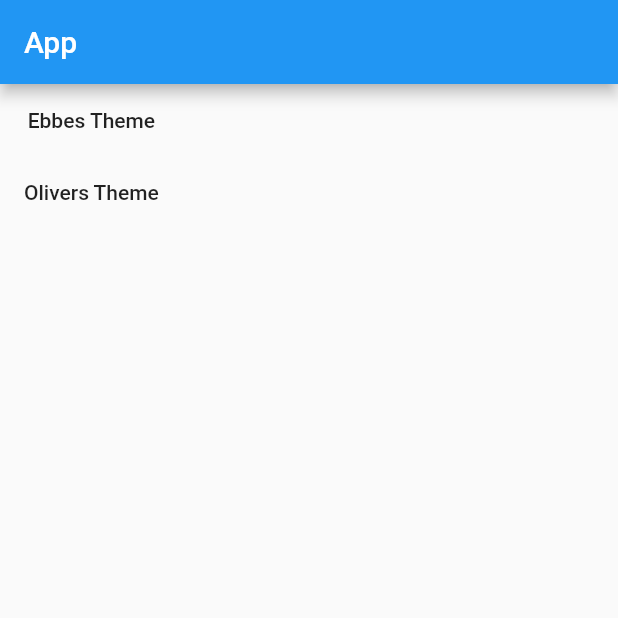
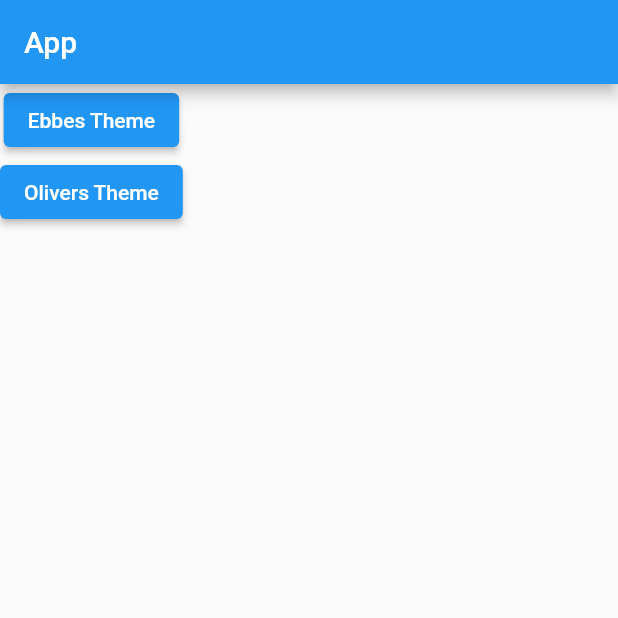
Before and after one commit to ebbearildsson/app, a Flutter app: the screen it shows after launch, on a phone screen of 412 x 824 dp, the top half of it. Run offline on Flutter 3.47's test engine with Material 2 defaults, Android fonts, the phone set to English and light mode, and no system bars.

Commit message:
🚀 Theme picker

```diff
--- a/lib/main.dart
+++ b/lib/main.dart
@@ -2,42 +2,27 @@ import 'package:app/EbbeUI.dart';
 import 'package:app/OliverUI.dart';
 import 'package:flutter/material.dart';
 
-void main() => runApp(const MyApp());
+void main() => runApp(const MaterialApp(home: App()));
 
-class MyApp extends StatelessWidget {
-  const MyApp({super.key});
+class App extends StatelessWidget {
+  const App({super.key});
 
   @override
   Widget build(BuildContext context) {
-    return MaterialApp(
-      title: 'App',
-      home: Scaffold(
-        appBar: AppBar(
-          title: const Text('App'),
-        ),
+    return Scaffold(
+      appBar: AppBar(title: const Text('App')),
       body: Column(
         children: [
-            MaterialButton(
-              onPressed: () => Navigator.push(
-                context,
-                MaterialPageRoute(
-                  builder: (context) => const EbbeUI(),
-                ),
-              ),
+          ElevatedButton(
+            onPressed: () => Navigator.push(context, MaterialPageRoute(builder: (context) => const EbbeUI())),
             child: const Text('Ebbes Theme'),
           ),
-            MaterialButton(
-              onPressed: () => Navigator.push(
-                context,
-                MaterialPageRoute(
-                  builder: (context) => const OliverUI(),
-                ),
-              ),
+          ElevatedButton(
+            onPressed: () => Navigator.push(context, MaterialPageRoute(builder: (context) => const OliverUI())),
             child: const Text('Olivers Theme'),
           ),
         ],
       ),
-      ),
     );
   }
 }
```
Also changed, not shown: 2 other files. Lines whose indentation alone changed are shown as unchanged.
